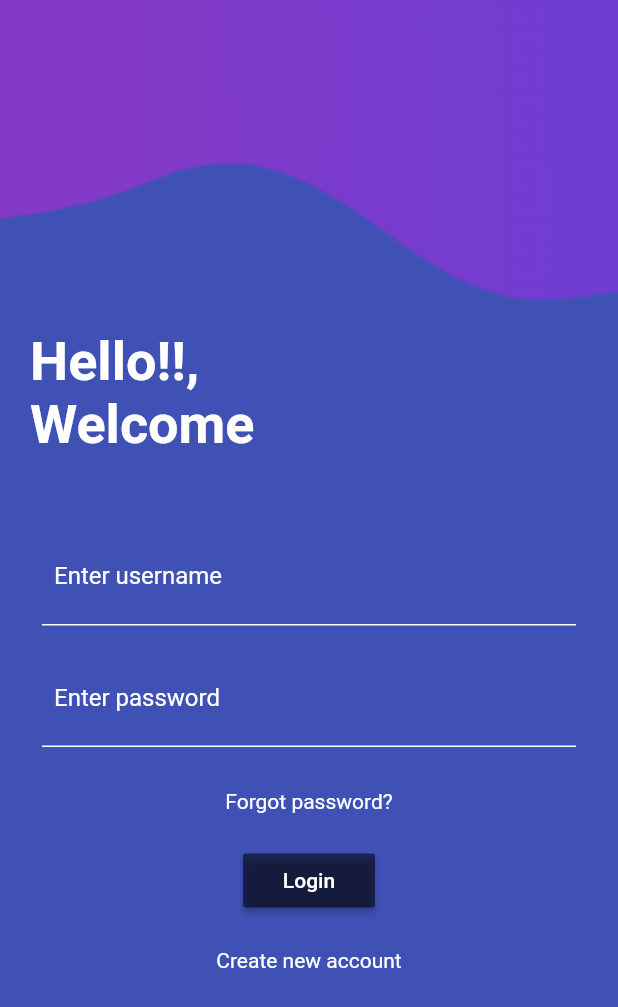
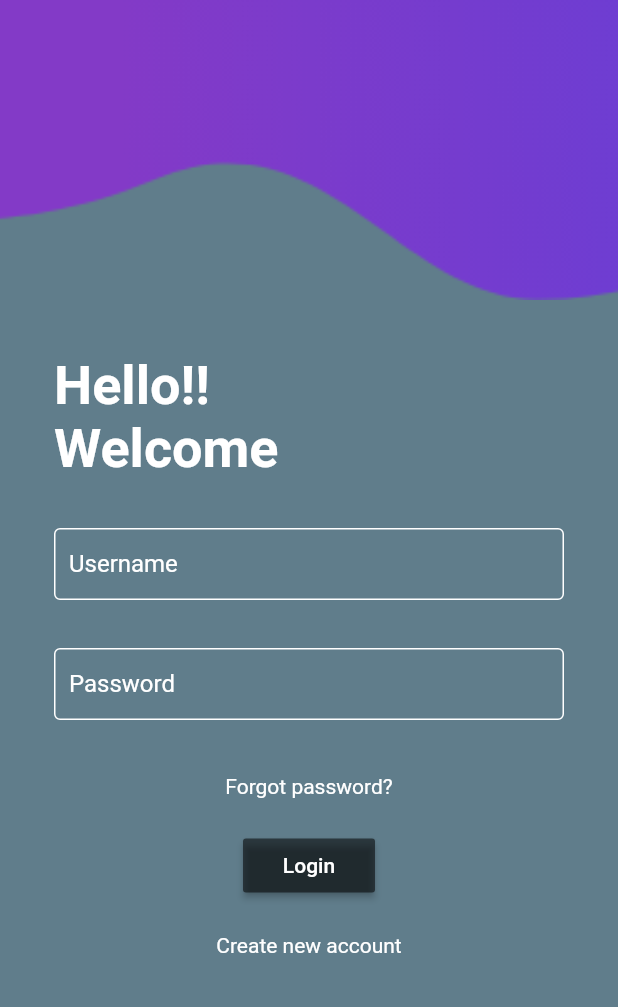
Before and after one commit to shakiz/travel_app, a Flutter app: the screen it shows after launch, on a phone screen of 412 x 824 dp. Shown: the top 1007 px of the screen. Run offline on Flutter 3.47's test engine with Material 2 defaults, Android fonts, the phone set to English and light mode, and no system bars.

Commit message:
login ui completed

```diff
--- a/lib/login.dart
+++ b/lib/login.dart
@@ -1,4 +1,5 @@
 import 'package:flutter/material.dart';
+import 'package:flutter/services.dart';
 import 'location_list.dart';
 import 'mocks/mock_location.dart';
 import 'models/location.dart';
@@ -9,7 +10,7 @@ class Login extends StatelessWidget {
   Widget build(BuildContext context) {
     return Scaffold(
       resizeToAvoidBottomInset: false, //avoid overlap with keyboard
-      backgroundColor: Colors.indigo,
+      backgroundColor: Colors.blueGrey,
       body: Column(
         crossAxisAlignment: CrossAxisAlignment.start,
         children: <Widget>[
@@ -36,58 +37,50 @@ class Login extends StatelessWidget {
             child: Column(
               crossAxisAlignment: CrossAxisAlignment.start,
               children: <Widget>[
-                Text("Hello!!,\nWelcome",
+                Padding(
+                    padding: EdgeInsets.all(8),
+                    child: Container(
+                      margin: EdgeInsets.all(8),
+                      child: Text("Hello!!\nWelcome",
                           style: TextStyle(
                               fontSize: 36,
                               color: Colors.white,
                               fontWeight: FontWeight.bold)),
-                SizedBox(
-                  height: 40,
-                ),
-                Container(
-                  padding: EdgeInsets.all(8),
-                  decoration: BoxDecoration(
-                      borderRadius: BorderRadius.circular(12),
-                      color: Colors.transparent),
-                  child: Column(
-                    crossAxisAlignment: CrossAxisAlignment.start,
-                    children: <Widget>[
-                      Container(
-                        padding: EdgeInsets.all(8),
-                        decoration: BoxDecoration(
-                            border: Border(
-                                bottom: BorderSide(color: Colors.white))),
+                    )),
+                Padding(
+                  padding: const EdgeInsets.all(8),
+                  child: Container(
+                    margin: EdgeInsets.all(8),
                     child: TextField(
+                      autofocus: false,
                       decoration: InputDecoration(
-                              border: InputBorder.none,
-                              hintText: "Enter username",
-                              hintStyle: TextStyle(color: Colors.white)),
-                        ),
-                      )
-                    ],
+                          enabledBorder: OutlineInputBorder(
+                              borderSide: new BorderSide(color: Colors.white)),
+                          labelText: 'Username',
+                          hintText: 'Enter username here',
+                          hintStyle: new TextStyle(color: Colors.white),
+                          labelStyle: new TextStyle(color: Colors.white),
+                          contentPadding: EdgeInsets.all(10)),
                     ),
                   ),
-                Container(
-                  padding: EdgeInsets.all(8),
-                  decoration: BoxDecoration(
-                      borderRadius: BorderRadius.circular(12),
-                      color: Colors.transparent),
-                  child: Column(
-                    crossAxisAlignment: CrossAxisAlignment.start,
-                    children: <Widget>[
-                      Container(
-                        padding: EdgeInsets.all(8),
-                        decoration: BoxDecoration(
-                            border: Border(
-                                bottom: BorderSide(color: Colors.white))),
+                ),
+                Padding(
+                  padding: const EdgeInsets.all(8),
+                  child: Container(
+                    margin: EdgeInsets.all(8),
                     child: TextField(
+                      autofocus: false,
+                      obscureText: true,
+                      keyboardType: TextInputType.number,
                       decoration: InputDecoration(
-                              border: InputBorder.none,
-                              hintText: "Enter password",
-                              hintStyle: TextStyle(color: Colors.white)),
+                          enabledBorder: new OutlineInputBorder(
+                              borderSide: new BorderSide(color: Colors.white)),
+                          labelText: 'Password',
+                          hintText: 'Enter password here',
+                          hintStyle: new TextStyle(color: Colors.white),
+                          labelStyle: new TextStyle(color: Colors.white),
+                          contentPadding: EdgeInsets.all(10)),
                     ),
-                      )
-                    ],
                   ),
                 ),
                 SizedBox(
```
Lines whose indentation alone changed are shown as unchanged.
